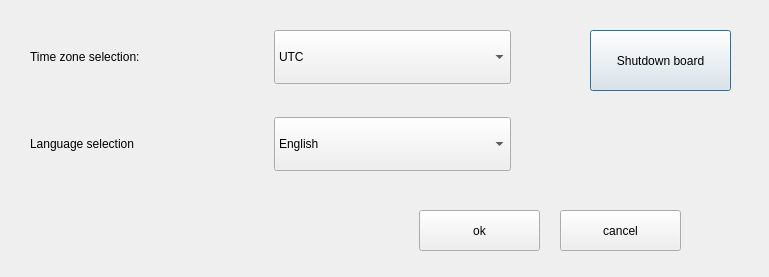
Before: the Qt Designer form blue-app/ui/Settings.ui in matus-u/sz-bluetooth, drawn with Qt 5.
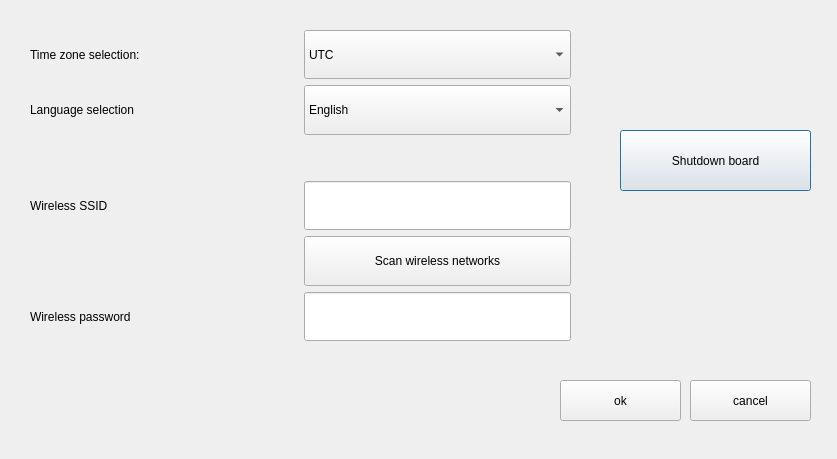
After: the same form once the commit is applied.

Commit message: add wifi settings gui components, update credit info, introduce lambdas

Diff of the .ui file:
```diff
--- a/blue-app/ui/Settings.ui
+++ b/blue-app/ui/Settings.ui
@@ -6,8 +6,8 @@
    <rect>
     <x>0</x>
     <y>0</y>
-    <width>769</width>
-    <height>277</height>
+    <width>837</width>
+    <height>459</height>
    </rect>
   </property>
   <property name="windowTitle">
@@ -16,9 +16,9 @@
   <widget class="QPushButton" name="shutDownButton">
    <property name="geometry">
     <rect>
-     <x>590</x>
-     <y>30</y>
-     <width>141</width>
+     <x>620</x>
+     <y>130</y>
+     <width>191</width>
      <height>61</height>
     </rect>
    </property>
@@ -31,11 +31,11 @@
     <rect>
      <x>30</x>
      <y>30</y>
-     <width>481</width>
-     <height>141</height>
+     <width>541</width>
+     <height>311</height>
     </rect>
    </property>
-   <layout class="QGridLayout" name="gridLayout" rowstretch="2,1,2" rowminimumheight="0,0,0">
+   <layout class="QGridLayout" name="gridLayout" rowstretch="2,2,0,2,2,2,0">
     <item row="0" column="1">
      <widget class="QComboBox" name="timeZoneCombobox">
       <property name="sizePolicy">
@@ -66,13 +66,6 @@
       </item>
      </widget>
     </item>
-    <item row="2" column="0">
-     <widget class="QLabel" name="languageSelectionLabel">
-      <property name="text">
-       <string>Language selection</string>
-      </property>
-     </widget>
-    </item>
     <item row="0" column="0">
      <widget class="QLabel" name="timeZoneLabel">
       <property name="text">
@@ -80,7 +73,7 @@
       </property>
      </widget>
     </item>
-    <item row="2" column="1">
+    <item row="1" column="1">
      <widget class="QComboBox" name="languageCombobox">
       <property name="sizePolicy">
        <sizepolicy hsizetype="Preferred" vsizetype="Minimum">
@@ -105,7 +98,14 @@
       </item>
      </widget>
     </item>
-    <item row="1" column="1">
+    <item row="1" column="0">
+     <widget class="QLabel" name="languageSelectionLabel">
+      <property name="text">
+       <string>Language selection</string>
+      </property>
+     </widget>
+    </item>
+    <item row="2" column="1">
      <spacer name="verticalSpacer">
       <property name="orientation">
        <enum>Qt::Vertical</enum>
@@ -118,13 +118,60 @@
       </property>
      </spacer>
     </item>
+    <item row="3" column="1">
+     <widget class="QLineEdit" name="ssidLineEdit">
+      <property name="sizePolicy">
+       <sizepolicy hsizetype="Preferred" vsizetype="Minimum">
+        <horstretch>0</horstretch>
+        <verstretch>0</verstretch>
+       </sizepolicy>
+      </property>
+     </widget>
+    </item>
+    <item row="3" column="0">
+     <widget class="QLabel" name="label">
+      <property name="text">
+       <string>Wireless SSID</string>
+      </property>
+     </widget>
+    </item>
+    <item row="4" column="1">
+     <widget class="QPushButton" name="scanWifiButton">
+      <property name="sizePolicy">
+       <sizepolicy hsizetype="Preferred" vsizetype="Minimum">
+        <horstretch>0</horstretch>
+        <verstretch>0</verstretch>
+       </sizepolicy>
+      </property>
+      <property name="text">
+       <string>Scan wireless networks</string>
+      </property>
+     </widget>
+    </item>
+    <item row="5" column="1">
+     <widget class="QLineEdit" name="wifiPassLineEdit">
+      <property name="sizePolicy">
+       <sizepolicy hsizetype="Preferred" vsizetype="Minimum">
+        <horstretch>0</horstretch>
+        <verstretch>0</verstretch>
+       </sizepolicy>
+      </property>
+     </widget>
+    </item>
+    <item row="5" column="0">
+     <widget class="QLabel" name="label_2">
+      <property name="text">
+       <string>Wireless password</string>
+      </property>
+     </widget>
+    </item>
    </layout>
   </widget>
   <widget class="QPushButton" name="okButton">
    <property name="geometry">
     <rect>
-     <x>419</x>
-     <y>210</y>
+     <x>560</x>
+     <y>380</y>
      <width>121</width>
      <height>41</height>
     </rect>
@@ -136,8 +183,8 @@
   <widget class="QPushButton" name="cancelButton">
    <property name="geometry">
     <rect>
-     <x>560</x>
-     <y>210</y>
+     <x>690</x>
+     <y>380</y>
      <width>121</width>
      <height>41</height>
     </rect>
```
The commit also changes 4 other files.
